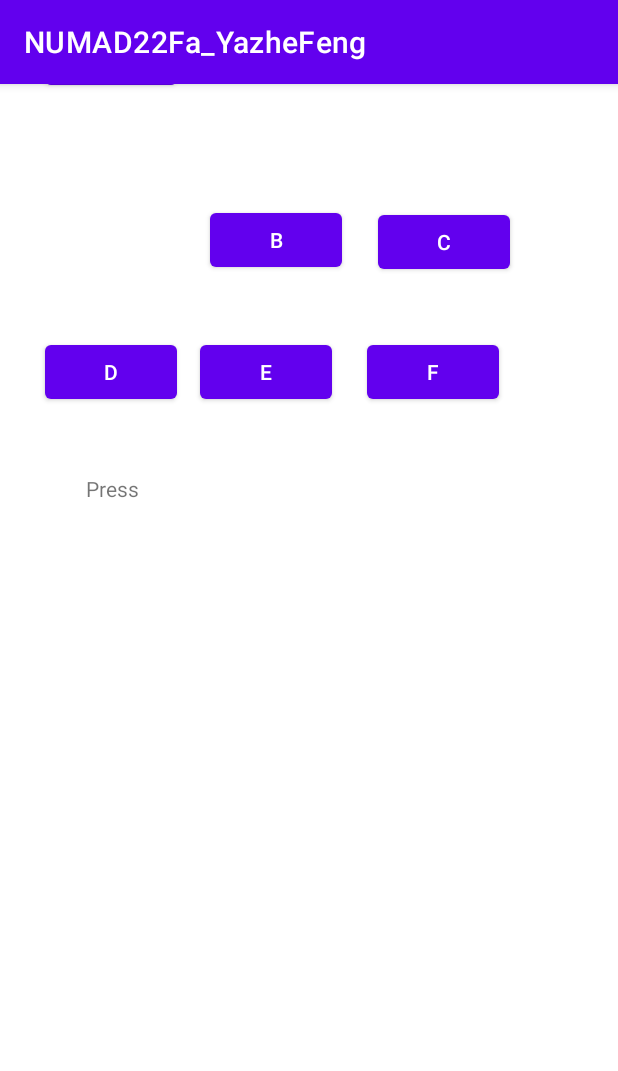
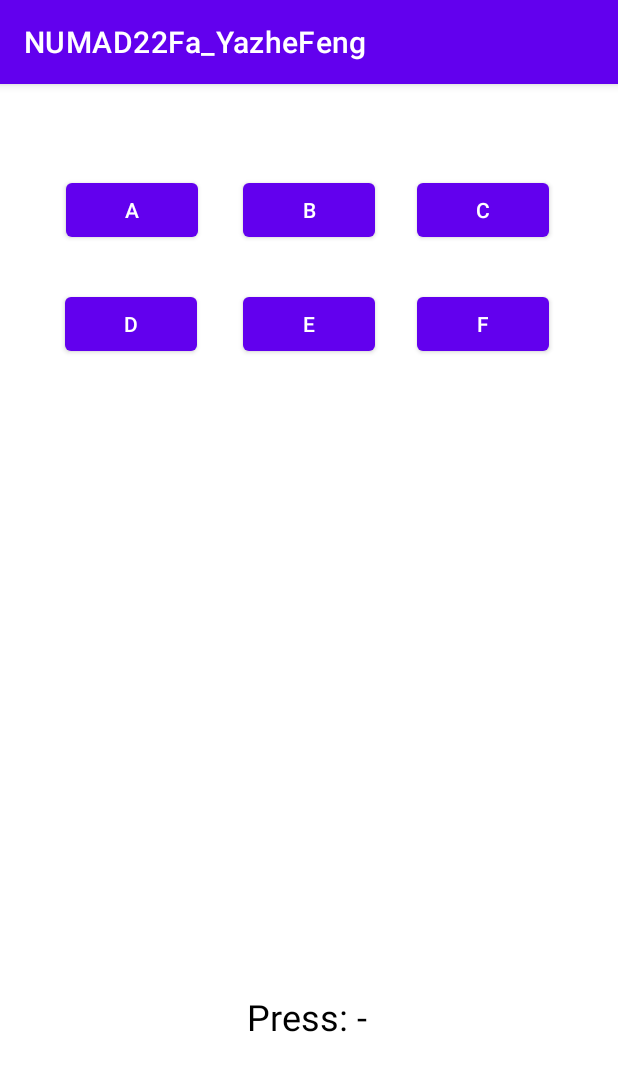
Before and after one commit to aiyanafung/CS5520, an Android app: the Activity2 screen opened directly, with no data from a screen before it, on a phone screen of 412 x 824 dp. Shown: the top 1071 px of the screen. Run offline under Robolectric (Android 15) with nearby library versions, the phone set to English and light mode, and no system bars.

Commit message:
Assignment 1

```diff
--- a/app/build.gradle
+++ b/app/build.gradle
@@ -5,8 +5,11 @@ plugins {
 
 android {
     signingConfigs {
-        debug {
-            storeFile file('C:\\Users\\Junjie\\AndroidStudioProjects\\First_App\\app\\release\\YFweek1.apk')
+        release {
+            storeFile file('C:\\Users\\Junjie\\AndroidStudioProjects\\First_App\\sign_version\\keys.jks')
+            keyAlias 'neu5520'
+            storePassword '123456'
+            keyPassword '123456'
         }
     }
     compileSdk 32
@@ -19,6 +22,7 @@ android {
         versionName "1.0"
 
         testInstrumentationRunner "androidx.test.runner.AndroidJUnitRunner"
+        signingConfig signingConfigs.release
     }
 
     buildTypes {
--- /dev/null
+++ b/app/src/main/java/com/example/first_app/Activity2.java
@@ -0,0 +1,58 @@
+package com.example.first_app;
+
+import android.os.Bundle;
+import android.view.View;
+import android.widget.Button;
+import android.widget.TextView;
+
+import androidx.appcompat.app.AppCompatActivity;
+
+public class Activity2 extends AppCompatActivity implements View.OnClickListener {
+    private TextView textView;
+
+    @Override
+    protected void onCreate(Bundle savedInstanceState) {
+        super.onCreate(savedInstanceState);
+        setContentView(R.layout.activity_2);
+
+        Button button1 = (Button) findViewById(R.id.button1);
+        Button button2 = (Button) findViewById(R.id.button2);
+        Button button3 = (Button) findViewById(R.id.button3);
+        Button button4 = (Button) findViewById(R.id.button4);
+        Button button5 = (Button) findViewById(R.id.button5);
+        Button button6 = (Button) findViewById(R.id.button6);
+
+        button1.setOnClickListener(this);
+        button2.setOnClickListener(this);
+        button3.setOnClickListener(this);
+        button4.setOnClickListener(this);
+        button5.setOnClickListener(this);
+        button6.setOnClickListener(this);
+
+        textView = findViewById(R.id.textView2);
+    }
+
+    @Override
+    public void onClick(View view) {
+        switch (view.getId()) {
+            case R.id.button1:
+                textView.setText(R.string.button1);
+                break;
+            case R.id.button2:
+                textView.setText(R.string.button2);
+                break;
+            case R.id.button3:
+                textView.setText(R.string.button3);
+                break;
+            case R.id.button4:
+                textView.setText(R.string.button4);
+                break;
+            case R.id.button5:
+                textView.setText(R.string.button5);
+                break;
+            case R.id.button6:
+                textView.setText(R.string.button6);
+                break;
+        }
+    }
+}
--- a/app/src/main/java/com/example/first_app/Activity2.kt
+++ /dev/null
@@ -1,11 +0,0 @@
-package com.example.first_app
-
-import androidx.appcompat.app.AppCompatActivity
-import android.os.Bundle
-
-class Activity2 : AppCompatActivity() {
-    override fun onCreate(savedInstanceState: Bundle?) {
-        super.onCreate(savedInstanceState)
-        setContentView(R.layout.activity_2)
-    }
-}
--- a/app/src/main/java/com/example/first_app/MainActivity.java
+++ b/app/src/main/java/com/example/first_app/MainActivity.java
@@ -43,7 +43,6 @@ public class MainActivity extends AppCompatActivity {
     public void openActivity2() {
         Intent intent = new Intent(this, Activity2.class);
         startActivity(intent);
-
     }
 
 }
--- a/app/src/main/res/layout/activity_2.xml
+++ b/app/src/main/res/layout/activity_2.xml
@@ -2,79 +2,97 @@
 <androidx.constraintlayout.widget.ConstraintLayout xmlns:android="http://schemas.android.com/apk/res/android"
     xmlns:app="http://schemas.android.com/apk/res-auto"
     xmlns:tools="http://schemas.android.com/tools"
-    android:id="@+id/activity_main"
+    android:id="@+id/activity2"
     android:layout_width="match_parent"
     android:layout_height="match_parent"
     tools:context=".MainActivity">
 
-    <TextView
-        android:id="@+id/textView"
+
+    <Button
+        android:id="@+id/button1"
         android:layout_width="wrap_content"
         android:layout_height="wrap_content"
-        android:text="Press"
-        app:layout_constraintBottom_toBottomOf="parent"
-        app:layout_constraintEnd_toEndOf="parent"
-        app:layout_constraintHorizontal_bias="0.152"
+        android:layout_marginStart="18dp"
+        android:layout_marginTop="60dp"
+        android:text="A"
+        app:layout_constraintBottom_toTopOf="@+id/button4"
+        app:layout_constraintEnd_toStartOf="@+id/button2"
+        app:layout_constraintHorizontal_bias="0.462"
         app:layout_constraintStart_toStartOf="parent"
-        app:layout_constraintTop_toTopOf="parent"
-        app:layout_constraintVertical_bias="0.347" />
+        app:layout_constraintTop_toTopOf="parent" />
 
     <Button
         android:id="@+id/button2"
         android:layout_width="wrap_content"
         android:layout_height="wrap_content"
-        android:layout_marginStart="30dp"
-        android:layout_marginBottom="761dp"
-        android:text="A"
-        app:layout_constraintBottom_toBottomOf="parent"
-        app:layout_constraintStart_toStartOf="parent" />
+        android:layout_marginTop="60dp"
+        android:layout_marginBottom="29dp"
+        android:text="B"
+        app:layout_constraintBottom_toTopOf="@+id/button5"
+        app:layout_constraintEnd_toEndOf="parent"
+        app:layout_constraintStart_toStartOf="parent"
+        app:layout_constraintTop_toTopOf="parent" />
 
     <Button
         android:id="@+id/button3"
         android:layout_width="wrap_content"
         android:layout_height="wrap_content"
-        android:layout_marginTop="80dp"
-        android:layout_marginEnd="184dp"
-        android:text="B"
+        android:layout_marginTop="60dp"
+        android:layout_marginEnd="18dp"
+        android:layout_marginBottom="29dp"
+        android:text="C"
+        app:layout_constraintBottom_toTopOf="@+id/button6"
         app:layout_constraintEnd_toEndOf="parent"
+        app:layout_constraintStart_toEndOf="@+id/button2"
         app:layout_constraintTop_toTopOf="parent" />
 
     <Button
         android:id="@+id/button4"
         android:layout_width="wrap_content"
         android:layout_height="wrap_content"
-        android:layout_marginStart="24dp"
-        android:layout_marginTop="1dp"
-        android:text="C"
-        app:layout_constraintStart_toEndOf="@+id/button3"
-        app:layout_constraintTop_toTopOf="@+id/button3" />
+        android:layout_marginStart="18dp"
+        android:layout_marginTop="28dp"
+        android:text="D"
+        app:layout_constraintEnd_toStartOf="@+id/button5"
+        app:layout_constraintHorizontal_bias="0.454"
+        app:layout_constraintStart_toStartOf="parent"
+        app:layout_constraintTop_toBottomOf="@+id/button1" />
 
     <Button
         android:id="@+id/button5"
         android:layout_width="wrap_content"
         android:layout_height="wrap_content"
-        android:layout_marginStart="30dp"
-        android:text="D"
-        app:layout_constraintBaseline_toBaselineOf="@+id/button6"
-        app:layout_constraintStart_toStartOf="parent" />
+        android:layout_marginTop="28dp"
+        android:text="E"
+        app:layout_constraintEnd_toEndOf="parent"
+        app:layout_constraintHorizontal_bias="0.499"
+        app:layout_constraintStart_toStartOf="parent"
+        app:layout_constraintTop_toBottomOf="@+id/button2" />
 
     <Button
         android:id="@+id/button6"
         android:layout_width="wrap_content"
         android:layout_height="wrap_content"
-        android:layout_marginStart="15dp"
-        android:layout_marginTop="40dp"
-        android:text="E"
+        android:layout_marginTop="28dp"
+        android:layout_marginEnd="18dp"
+        android:text="F"
+        app:layout_constraintEnd_toEndOf="parent"
         app:layout_constraintStart_toEndOf="@+id/button5"
         app:layout_constraintTop_toBottomOf="@+id/button3" />
 
-    <Button
-        android:id="@+id/button7"
+    <TextView
+        android:id="@+id/textView2"
         android:layout_width="wrap_content"
         android:layout_height="wrap_content"
-        android:layout_marginStart="23dp"
-        android:text="F"
-        app:layout_constraintBaseline_toBaselineOf="@+id/button6"
-        app:layout_constraintStart_toEndOf="@+id/button6" />
+        android:layout_marginBottom="20dp"
+        android:text="Press: -"
+        android:textColor="#000000"
+        android:textSize="24sp"
+        app:layout_constraintBottom_toBottomOf="parent"
+        app:layout_constraintEnd_toEndOf="parent"
+        app:layout_constraintHorizontal_bias="0.495"
+        app:layout_constraintStart_toStartOf="parent"
+        app:layout_constraintTop_toTopOf="parent"
+        app:layout_constraintVertical_bias="0.846" />
 
 </androidx.constraintlayout.widget.ConstraintLayout>
--- a/build.gradle
+++ b/build.gradle
@@ -1,10 +1,11 @@
-// Top-level build file where you can add configuration options common to all sub-projects/modules.
 plugins {
     id 'com.android.application' version '7.2.2' apply false
     id 'com.android.library' version '7.2.2' apply false
     id 'org.jetbrains.kotlin.android' version '1.7.10' apply false
 }
-
+ext {
+    var = 'C:\\Users\\Junjie\\AndroidStudioProjects\\First_App\\app\\release\\app-release.apk'
+}// Top-level build file where you can add configuration options common to all sub-projects/modules.
 task clean(type: Delete) {
     delete rootProject.buildDir
 }
```
Also changed, not shown: 3 other files.
